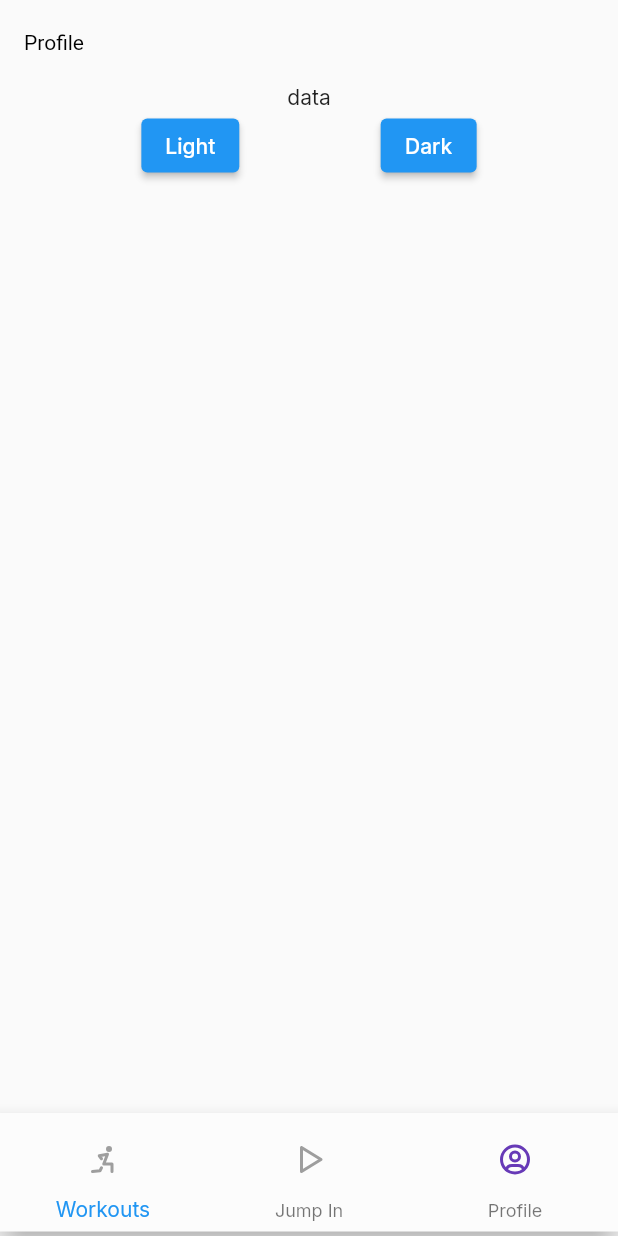
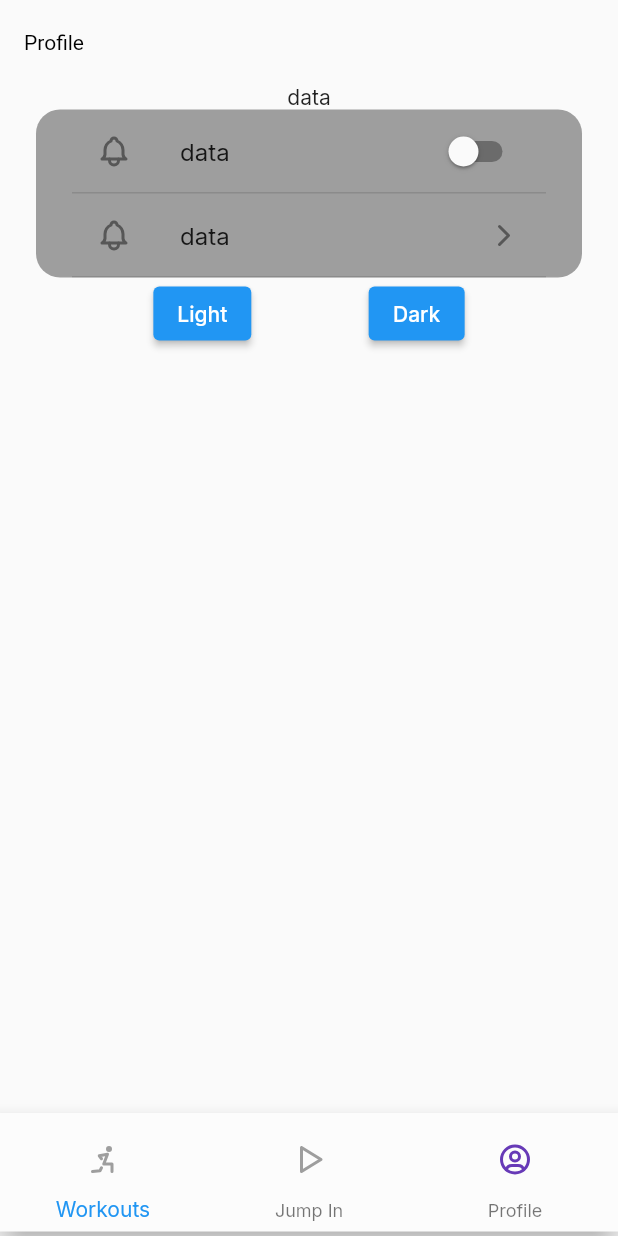
Before and after one commit to NkITaa/interval_timer, a Flutter app: the screen it shows after launch, item 3 of the bottom bar chosen, on a phone screen of 412 x 824 dp. Run offline on Flutter 3.47's test engine with Material 2 defaults, Android fonts, the phone set to English and light mode, and no system bars; our stand-ins replace flutter_tabler_icons, google_fonts; generated files the repository leaves out were written again.

Commit message:
simple profile tiles

```diff
--- a/lib/main.dart
+++ b/lib/main.dart
@@ -29,7 +29,6 @@ class _MyAppState extends State<MyApp> {
       localizationsDelegates: AppLocalizations.localizationsDelegates,
       supportedLocales: AppLocalizations.supportedLocales,
       theme: ThemeData(
-
         bottomNavigationBarTheme:
             const BottomNavigationBarThemeData(backgroundColor: lightNeutral0),
         appBarTheme: const AppBarTheme(
@@ -37,8 +36,7 @@ class _MyAppState extends State<MyApp> {
             shadowColor: Colors.transparent,
             titleTextStyle: TextStyle(color: Colors.black),
             iconTheme: IconThemeData(color: Colors.black),
-            centerTitle: false
-        ),
+            centerTitle: false),
         textTheme: GoogleFonts.interTextTheme(Theme.of(context).textTheme),
       ),
       darkTheme: ThemeData(
@@ -61,4 +59,8 @@ class _MyAppState extends State<MyApp> {
       _themeMode = themeMode;
     });
   }
+
+  bool isDarkMode() {
+    return _themeMode == ThemeMode.dark;
+  }
 }
--- /dev/null
+++ b/lib/pages/profile/components/settings_block.dart
@@ -0,0 +1,28 @@
+import 'package:flutter/material.dart';
+import 'package:interval_timer/pages/profile/components/settings_tile.dart';
+import 'package:flutter_tabler_icons/flutter_tabler_icons.dart';
+
+class SettingsBlock extends StatelessWidget {
+  const SettingsBlock({super.key});
+
+  @override
+  Widget build(BuildContext context) {
+    return Container(
+      decoration: BoxDecoration(
+        color: Colors.grey,
+        borderRadius: BorderRadius.circular(16),
+      ),
+      padding: EdgeInsets.only(left: 24.0, right: 24),
+      child: Column(
+        children: [
+          SettingsTile(
+              icon: Icon(TablerIcons.bell),
+              title: "Benachrichtigungen",
+              switching: true),
+          SettingsTile(
+              icon: Icon(TablerIcons.bell), title: "Benachrichtigungen"),
+        ],
+      ),
+    );
+  }
+}
--- /dev/null
+++ b/lib/pages/profile/components/settings_tile.dart
@@ -0,0 +1,47 @@
+import 'package:flutter/material.dart';
+import 'package:flutter_tabler_icons/flutter_tabler_icons.dart';
+
+import '../../../main.dart';
+
+class SettingsTile extends StatefulWidget {
+  final Icon icon;
+  final String title;
+  final bool switching;
+  const SettingsTile(
+      {super.key,
+      required this.icon,
+      required this.title,
+      this.switching = false});
+
+  @override
+  State<SettingsTile> createState() => _SettingsTileState();
+}
+
+class _SettingsTileState extends State<SettingsTile> {
+  @override
+  Widget build(BuildContext context) {
+    return Column(
+      children: [
+        ListTile(
+          leading: widget.icon,
+          title: Text("data"),
+          trailing: widget.switching
+              ? Switch(
+                  value: MyApp.of(context).isDarkMode(),
+                  onChanged: (selected) {
+                    selected
+                        ? MyApp.of(context).changeTheme(ThemeMode.dark)
+                        : MyApp.of(context).changeTheme(ThemeMode.light);
+                    setState(() {});
+                  })
+              : Icon(TablerIcons.chevron_right),
+          onTap: () {},
+        ),
+        const Divider(
+          height: 0,
+          thickness: 1,
+        )
+      ],
+    );
+  }
+}
--- a/lib/pages/profile/profile.dart
+++ b/lib/pages/profile/profile.dart
@@ -1,5 +1,7 @@
 import 'package:flutter/material.dart';
 import 'package:flutter_gen/gen_l10n/app_localizations.dart';
+import 'package:interval_timer/pages/profile/components/settings_block.dart';
+import 'package:interval_timer/pages/profile/components/settings_tile.dart';
 
 import '../../main.dart';
 
@@ -9,23 +11,31 @@ class Profile extends StatelessWidget {
   @override
   Widget build(BuildContext context) {
     return Scaffold(
-      appBar: AppBar(title: Text(AppLocalizations.of(context)!.title_profile),),
-      body: Column(
+      appBar: AppBar(
+        title: Text(AppLocalizations.of(context)!.title_profile),
+      ),
+      body: Container(
+        padding: const EdgeInsets.only(left: 24.0, right: 24),
+        child: Column(
           children: [
             const Text("data"),
+            SettingsBlock(),
             Row(
               mainAxisAlignment: MainAxisAlignment.spaceEvenly,
               children: [
                 ElevatedButton(
-                  onPressed: () => MyApp.of(context).changeTheme(ThemeMode.light),
+                    onPressed: () =>
+                        MyApp.of(context).changeTheme(ThemeMode.light),
                     child: const Text('Light')),
                 ElevatedButton(
-                  onPressed: () => MyApp.of(context).changeTheme(ThemeMode.dark),
+                    onPressed: () =>
+                        MyApp.of(context).changeTheme(ThemeMode.dark),
                     child: const Text('Dark')),
               ],
             ),
           ],
         ),
+      ),
     );
   }
 }
--- a/lib/pages/workouts/workouts.dart
+++ b/lib/pages/workouts/workouts.dart
@@ -15,7 +15,7 @@ class Workouts extends StatelessWidget {
             margin: const EdgeInsets.only(left: 20.0, right: 20.0),
             child: SingleChildScrollView(
               controller: controller,
-              child: Column(
+              child: const Column(
                 children: [WorkoutSearchBar(), WorkoutList()],
               ),
             )));
```
Also changed, not shown: lib/components/Dialogs.dart (deleted, +0 -24 lines), lib/components/custom_textbox.dart (added, +20 -0 lines), lib/components/dialogs.dart (added, +23 -0 lines), lib/components/increment_decrement_button.dart (added, +61 -0 lines), lib/components/workout_times_container.dart (added, +25 -0 lines), lib/pages/jump_in/jump_in.dart (+9 -5 lines), lib/pages/workouts/components/workouts_appbar.dart (+4 -3 lines). Lines whose indentation alone changed are shown as unchanged.
